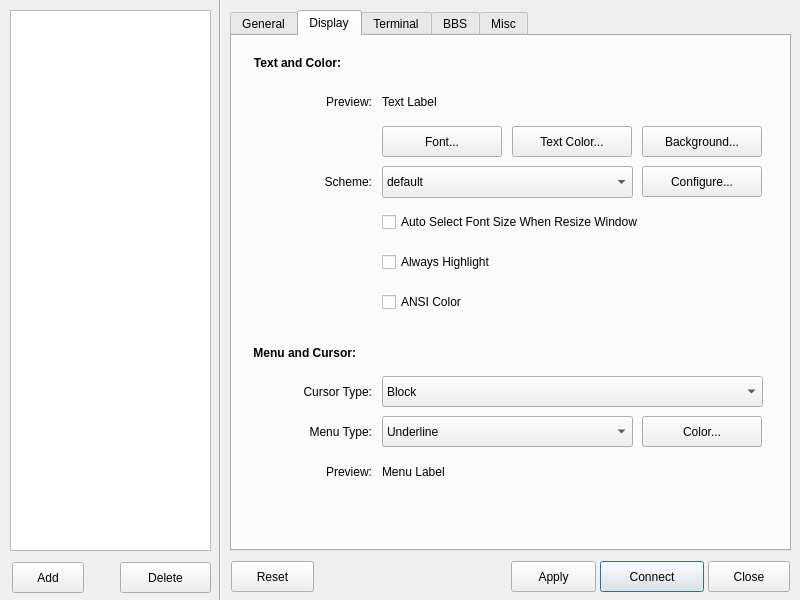
Before: the Qt Designer form src/ui/addrdialog.ui in debian-pkg-chinese/qterm, drawn with Qt 5.
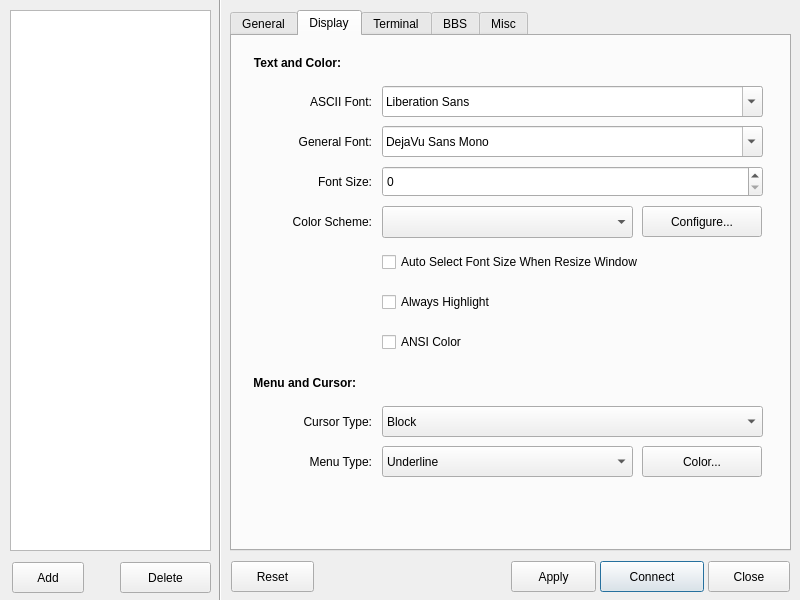
After: the same form once the commit is applied. The open tabs and pages were chosen to show the change.

```diff
--- a/src/ui/addrdialog.ui
+++ b/src/ui/addrdialog.ui
@@ -456,7 +456,7 @@
      <property name="geometry">
       <rect>
        <x>150</x>
-       <y>170</y>
+       <y>210</y>
        <width>371</width>
        <height>32</height>
       </rect>
@@ -479,7 +479,7 @@
      <property name="geometry">
       <rect>
        <x>150</x>
-       <y>250</y>
+       <y>290</y>
        <width>371</width>
        <height>32</height>
       </rect>
@@ -492,7 +492,7 @@
      <property name="geometry">
       <rect>
        <x>150</x>
-       <y>210</y>
+       <y>250</y>
        <width>371</width>
        <height>32</height>
       </rect>
@@ -505,7 +505,7 @@
      <property name="geometry">
       <rect>
        <x>0</x>
-       <y>340</y>
+       <y>370</y>
        <width>140</width>
        <height>32</height>
       </rect>
@@ -524,7 +524,7 @@
      <property name="geometry">
       <rect>
        <x>150</x>
-       <y>340</y>
+       <y>370</y>
        <width>381</width>
        <height>31</height>
       </rect>
@@ -545,63 +545,11 @@
       </property>
      </item>
     </widget>
-    <widget class="QLabel" name="displayTextLabel">
-     <property name="geometry">
-      <rect>
-       <x>150</x>
-       <y>50</y>
-       <width>381</width>
-       <height>32</height>
-      </rect>
-     </property>
-     <property name="text">
-      <string>Text Label</string>
-     </property>
-    </widget>
-    <widget class="QPushButton" name="fontPushButton">
-     <property name="geometry">
-      <rect>
-       <x>150</x>
-       <y>90</y>
-       <width>120</width>
-       <height>31</height>
-      </rect>
-     </property>
-     <property name="text">
-      <string>Font...</string>
-     </property>
-    </widget>
-    <widget class="QPushButton" name="bgcolorPushButton">
-     <property name="geometry">
-      <rect>
-       <x>410</x>
-       <y>90</y>
-       <width>120</width>
-       <height>31</height>
-      </rect>
-     </property>
-     <property name="text">
-      <string>Background...</string>
-     </property>
-    </widget>
-    <widget class="QPushButton" name="fgcolorPushButton">
-     <property name="geometry">
-      <rect>
-       <x>280</x>
-       <y>90</y>
-       <width>120</width>
-       <height>31</height>
-      </rect>
-     </property>
-     <property name="text">
-      <string>Text Color...</string>
-     </property>
-    </widget>
     <widget class="QLabel" name="TextLabel6_4">
      <property name="geometry">
       <rect>
        <x>0</x>
-       <y>380</y>
+       <y>410</y>
        <width>140</width>
        <height>32</height>
       </rect>
@@ -620,7 +568,7 @@
      <property name="geometry">
       <rect>
        <x>150</x>
-       <y>380</y>
+       <y>410</y>
        <width>251</width>
        <height>31</height>
       </rect>
@@ -645,7 +593,7 @@
      <property name="geometry">
       <rect>
        <x>410</x>
-       <y>380</y>
+       <y>410</y>
        <width>120</width>
        <height>31</height>
       </rect>
@@ -654,51 +602,6 @@
       <string>Color...</string>
      </property>
     </widget>
-    <widget class="QLabel" name="menuLabel">
-     <property name="geometry">
-      <rect>
-       <x>150</x>
-       <y>420</y>
-       <width>381</width>
-       <height>31</height>
-      </rect>
-     </property>
-     <property name="text">
-      <string>Menu Label</string>
-     </property>
-    </widget>
-    <widget class="QLabel" name="TextLabel3_5">
-     <property name="geometry">
-      <rect>
-       <x>0</x>
-       <y>50</y>
-       <width>140</width>
-       <height>32</height>
-      </rect>
-     </property>
-     <property name="text">
-      <string>Preview:</string>
-     </property>
-     <property name="alignment">
-      <set>Qt::AlignRight|Qt::AlignTrailing|Qt::AlignVCenter</set>
-     </property>
-    </widget>
-    <widget class="QLabel" name="TextLabel3_10">
-     <property name="geometry">
-      <rect>
-       <x>0</x>
-       <y>420</y>
-       <width>140</width>
-       <height>32</height>
-      </rect>
-     </property>
-     <property name="text">
-      <string>Preview:</string>
-     </property>
-     <property name="alignment">
-      <set>Qt::AlignRight|Qt::AlignTrailing|Qt::AlignVCenter</set>
-     </property>
-    </widget>
     <widget class="QWidget" name="layoutWidget3">
      <property name="geometry">
       <rect>
@@ -744,7 +647,7 @@
      <property name="geometry">
       <rect>
        <x>10</x>
-       <y>300</y>
+       <y>330</y>
        <width>521</width>
        <height>34</height>
       </rect>
@@ -781,17 +684,96 @@
       </item>
      </layout>
     </widget>
-    <widget class="QLabel" name="TextLabel3_7">
+    <widget class="QFontComboBox" name="asciiFontComboBox">
      <property name="geometry">
       <rect>
+       <x>150</x>
+       <y>50</y>
+       <width>381</width>
+       <height>31</height>
+      </rect>
+     </property>
+     <property name="fontFilters">
+      <set>QFontComboBox::AllFonts</set>
+     </property>
+    </widget>
+    <widget class="QFontComboBox" name="generalFontComboBox">
+     <property name="geometry">
+      <rect>
+       <x>150</x>
+       <y>90</y>
+       <width>381</width>
+       <height>31</height>
+      </rect>
+     </property>
+     <property name="fontFilters">
+      <set>QFontComboBox::AllFonts</set>
+     </property>
+     <property name="currentFont">
+      <font>
+       <family>Andale Mono</family>
+      </font>
+     </property>
+    </widget>
+    <widget class="QSpinBox" name="fontSizeSpinBox">
+     <property name="geometry">
+      <rect>
+       <x>150</x>
+       <y>130</y>
+       <width>381</width>
+       <height>31</height>
+      </rect>
+     </property>
+    </widget>
+    <widget class="QLabel" name="TextLabel3_8">
+     <property name="geometry">
+      <rect>
        <x>0</x>
+       <y>50</y>
+       <width>140</width>
+       <height>32</height>
+      </rect>
+     </property>
+     <property name="text">
+      <string>ASCII Font:</string>
+     </property>
+     <property name="alignment">
+      <set>Qt::AlignRight|Qt::AlignTrailing|Qt::AlignVCenter</set>
+     </property>
+     <property name="buddy">
+      <cstring>asciiFontComboBox</cstring>
+     </property>
+    </widget>
+    <widget class="QLabel" name="TextLabel3_9">
+     <property name="geometry">
+      <rect>
+       <x>0</x>
+       <y>90</y>
+       <width>140</width>
+       <height>32</height>
+      </rect>
+     </property>
+     <property name="text">
+      <string>General Font:</string>
+     </property>
+     <property name="alignment">
+      <set>Qt::AlignRight|Qt::AlignTrailing|Qt::AlignVCenter</set>
+     </property>
+     <property name="buddy">
+      <cstring>generalFontComboBox</cstring>
+     </property>
+    </widget>
+    <widget class="QLabel" name="TextLabel3_11">
+     <property name="geometry">
+      <rect>
+       <x>0</x>
        <y>130</y>
        <width>140</width>
        <height>32</height>
       </rect>
      </property>
      <property name="text">
-      <string>Scheme:</string>
+      <string>Font Size:</string>
      </property>
      <property name="alignment">
       <set>Qt::AlignRight|Qt::AlignTrailing|Qt::AlignVCenter</set>
@@ -800,46 +782,40 @@
       <cstring>comboBox</cstring>
      </property>
     </widget>
-    <widget class="QComboBox" name="comboBox">
+    <widget class="QLabel" name="TextLabel3_22">
      <property name="geometry">
       <rect>
+       <x>0</x>
+       <y>170</y>
+       <width>140</width>
+       <height>32</height>
+      </rect>
+     </property>
+     <property name="text">
+      <string>Color Scheme:</string>
+     </property>
+     <property name="alignment">
+      <set>Qt::AlignRight|Qt::AlignTrailing|Qt::AlignVCenter</set>
+     </property>
+     <property name="buddy">
+      <cstring>schemeComboBox</cstring>
+     </property>
+    </widget>
+    <widget class="QComboBox" name="schemeComboBox">
+     <property name="geometry">
+      <rect>
        <x>150</x>
-       <y>130</y>
+       <y>170</y>
        <width>251</width>
        <height>32</height>
       </rect>
      </property>
-     <item>
-      <property name="text">
-       <string>default</string>
-      </property>
-     </item>
-     <item>
-      <property name="text">
-       <string>VIM</string>
-      </property>
-     </item>
-     <item>
-      <property name="text">
-       <string>XTerm</string>
-      </property>
-     </item>
-     <item>
-      <property name="text">
-       <string>Linux</string>
-      </property>
-     </item>
-     <item>
-      <property name="text">
-       <string>Softness</string>
-      </property>
-     </item>
     </widget>
     <widget class="QPushButton" name="schemaPushButton">
      <property name="geometry">
       <rect>
        <x>410</x>
-       <y>130</y>
+       <y>170</y>
        <width>120</width>
        <height>31</height>
       </rect>
```
Left out of the diff: 26 changed lines with no effect on the pictures.
